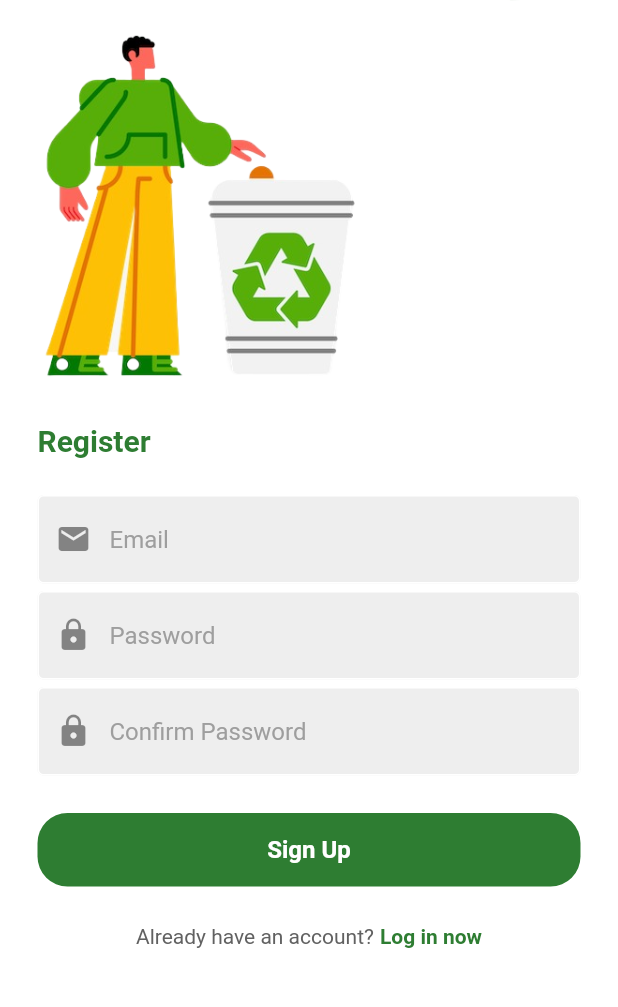
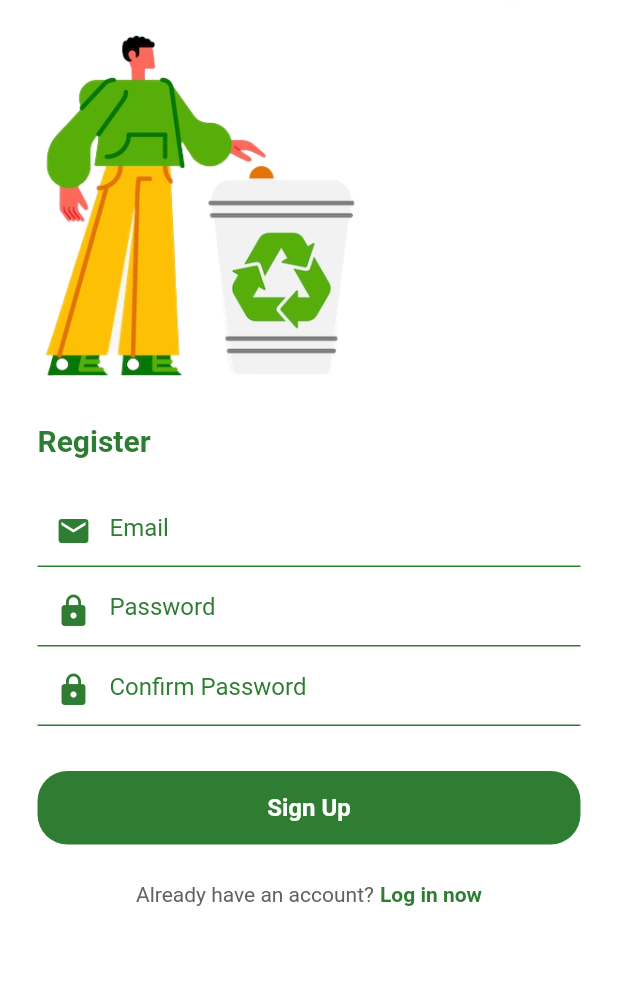
Before and after one commit to Brntpcnr/Recycler_app, a Flutter app: the screen it shows after launch, after a tap on "Register now", on a phone screen of 412 x 824 dp, the part 162-1169 px from its top. Run offline on Flutter 3.47's test engine with Material 2 defaults, Android fonts, the phone set to English and light mode, and no system bars; our stand-ins replace firebase_auth, firebase_core, google_maps_flutter; accounts and stored records are empty; network calls fail.

Commit message:
Recycler App vol1.3

```diff
--- a/lib/pages/login.page.dart
+++ b/lib/pages/login.page.dart
@@ -120,13 +120,10 @@ class _LoginPageState extends State<LoginPage> {
               controller: emailController,
                 obscureText: false,
                 decoration: InputDecoration(
-                    border: UnderlineInputBorder(
-                      borderSide: BorderSide(color: Colors.green),
+                  prefixIcon: Icon(Icons.mail, color: Colors.green[800]),
+                    enabledBorder: UnderlineInputBorder(
+                        borderSide: BorderSide(color: Colors.green.shade800)
                     ),
-                  prefixIcon: Icon(Icons.mail, color: Colors.green[800]),
-                enabledBorder: const OutlineInputBorder(
-                borderSide: BorderSide(color: Colors.white),
-                ),
                 focusedBorder: OutlineInputBorder(
                 borderSide: BorderSide(color: Colors.grey.shade400),
                 ),
@@ -136,7 +133,6 @@ class _LoginPageState extends State<LoginPage> {
                     hintStyle: TextStyle(color: Colors.green[800])),
               ),
               ),
-
               SizedBox(
                   height: 5
               ),
@@ -147,12 +143,9 @@ class _LoginPageState extends State<LoginPage> {
                   controller: passwordController,
                   obscureText: true,
                   decoration: InputDecoration(
-                      border: UnderlineInputBorder(
-                        borderSide: BorderSide(color: Colors.green),
-                      ),
                       prefixIcon: Icon(Icons.lock,color: Colors.green[800]),
-                      enabledBorder: const OutlineInputBorder(
-                        borderSide: BorderSide(color: Colors.white),
+                      enabledBorder: UnderlineInputBorder(
+                        borderSide: BorderSide(color: Colors.green.shade800)
                       ),
                       focusedBorder: OutlineInputBorder(
                         borderSide: BorderSide(color: Colors.grey.shade400),
--- a/lib/pages/map.dart
+++ b/lib/pages/map.dart
@@ -1,5 +1,5 @@
 import 'package:flutter/material.dart';
-import 'package:google_maps_flutter/google_maps_flutter.dart';
+import 'package:google_maps_flutter/google_maps_flutter.dart'; //35.1457, 33.9071
 
 class Maps extends StatefulWidget {
   const Maps({Key? key}) : super(key: key);
@@ -11,11 +11,18 @@ class Maps extends StatefulWidget {
 class _MapsState extends State<Maps> {
   late GoogleMapController? mapController;
 
-  final LatLng _center = const LatLng(35.1457, 33.9071);
+  final LatLng markerLocation = LatLng(35.1457, 33.9071); // Coordinates for marker location
 
-  void _onMapCreated(GoogleMapController controller) {
-    mapController = controller;
-  }
+  Set<Marker> markers = {
+    Marker(
+      markerId: MarkerId('marker_1'),
+      position: LatLng(35.1457, 33.9071), // Coordinates for marker location
+      infoWindow: InfoWindow(
+        title: 'Marker Title',
+        snippet: 'Marker Snippet',
+      ),
+    ),
+  };
 
   @override
   Widget build(BuildContext context) {
@@ -26,12 +33,16 @@ class _MapsState extends State<Maps> {
         title: Center(child: Text('MAP')),
       ),
       body: GoogleMap(
-        onMapCreated: _onMapCreated,
         initialCameraPosition: CameraPosition(
-          target: _center,
-          zoom: 15.0,
+          target: markerLocation,
+          zoom: 14.5,
         ),
+        markers: markers,
+        onMapCreated: (GoogleMapController controller) {
+          mapController = controller;
+        },
       ),
     );
   }
+
 }
--- a/lib/pages/register_page.dart
+++ b/lib/pages/register_page.dart
@@ -1,5 +1,4 @@
 import 'package:flutter/material.dart';
-import '../components/my_textfield.dart';
 import '../components/my_button.dart';
 import 'package:firebase_auth/firebase_auth.dart';
 
@@ -129,17 +128,17 @@ class _RegisterPageState extends State<RegisterPage> {
                 controller: emailController,
                 obscureText: false,
                 decoration: InputDecoration(
-                    prefixIcon: Icon(Icons.mail),
-                    enabledBorder: const OutlineInputBorder(
-                      borderSide: BorderSide(color: Colors.white),
+                    prefixIcon: Icon(Icons.mail, color: Colors.green[800]),
+                    enabledBorder: UnderlineInputBorder(
+                        borderSide: BorderSide(color: Colors.green.shade800)
                     ),
                     focusedBorder: OutlineInputBorder(
                       borderSide: BorderSide(color: Colors.grey.shade400),
                     ),
-                    fillColor: Colors.grey.shade200,
+                    fillColor: Colors.white,
                     filled: true,
                     hintText: "Email",
-                    hintStyle: TextStyle(color: Colors.grey[500])),
+                    hintStyle: TextStyle(color: Colors.green[800])),
               ),
             ),
 
@@ -154,17 +153,17 @@ class _RegisterPageState extends State<RegisterPage> {
                 controller: passwordController,
                 obscureText: true,
                 decoration: InputDecoration(
-                    prefixIcon: Icon(Icons.lock),
-                    enabledBorder: const OutlineInputBorder(
-                      borderSide: BorderSide(color: Colors.white),
+                    prefixIcon: Icon(Icons.lock, color: Colors.green[800]),
+                    enabledBorder: UnderlineInputBorder(
+                        borderSide: BorderSide(color: Colors.green.shade800)
                     ),
                     focusedBorder: OutlineInputBorder(
                       borderSide: BorderSide(color: Colors.grey.shade400),
                     ),
-                    fillColor: Colors.grey.shade200,
+                    fillColor: Colors.white,
                     filled: true,
                     hintText: "Password",
-                    hintStyle: TextStyle(color: Colors.grey[500])),
+                    hintStyle: TextStyle(color: Colors.green[800])),
               ),
             ),
 
@@ -179,22 +178,22 @@ class _RegisterPageState extends State<RegisterPage> {
                 controller: confirmPasswordController,
                 obscureText: true,
                 decoration: InputDecoration(
-                    prefixIcon: Icon(Icons.lock),
-                    enabledBorder: const OutlineInputBorder(
-                      borderSide: BorderSide(color: Colors.white),
+                    prefixIcon: Icon(Icons.lock, color: Colors.green[800]),
+                    enabledBorder: UnderlineInputBorder(
+                        borderSide: BorderSide(color: Colors.green.shade800)
                     ),
                     focusedBorder: OutlineInputBorder(
                       borderSide: BorderSide(color: Colors.grey.shade400),
                     ),
-                    fillColor: Colors.grey.shade200,
+                    fillColor: Colors.white,
                     filled: true,
                     hintText: "Confirm Password",
-                    hintStyle: TextStyle(color: Colors.grey[500])),
+                    hintStyle: TextStyle(color: Colors.green[800])),
               ),
             ),
 
             SizedBox(
-              height: 25,
+              height: 30,
             ),
 
             MyButton(
```
